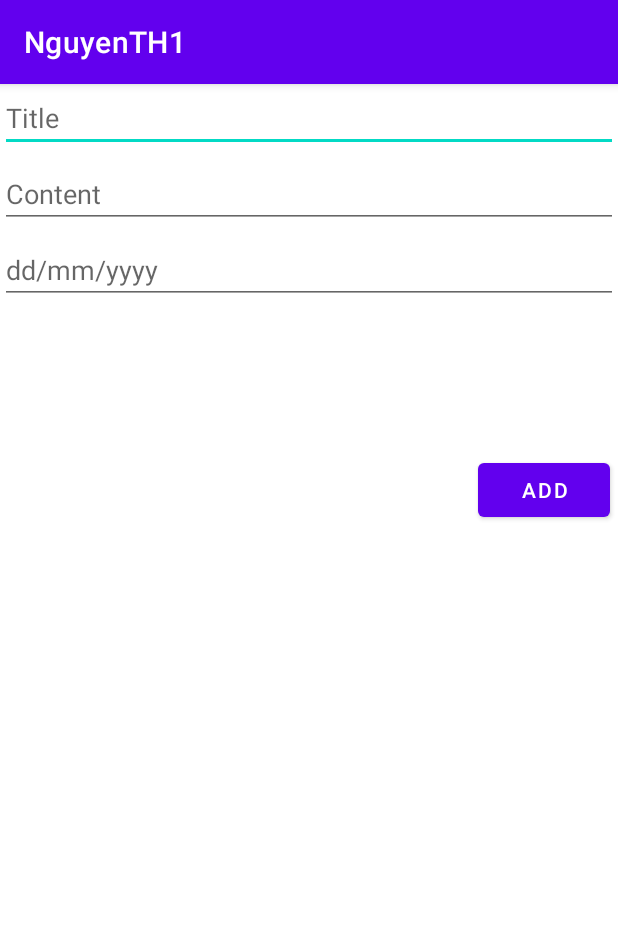
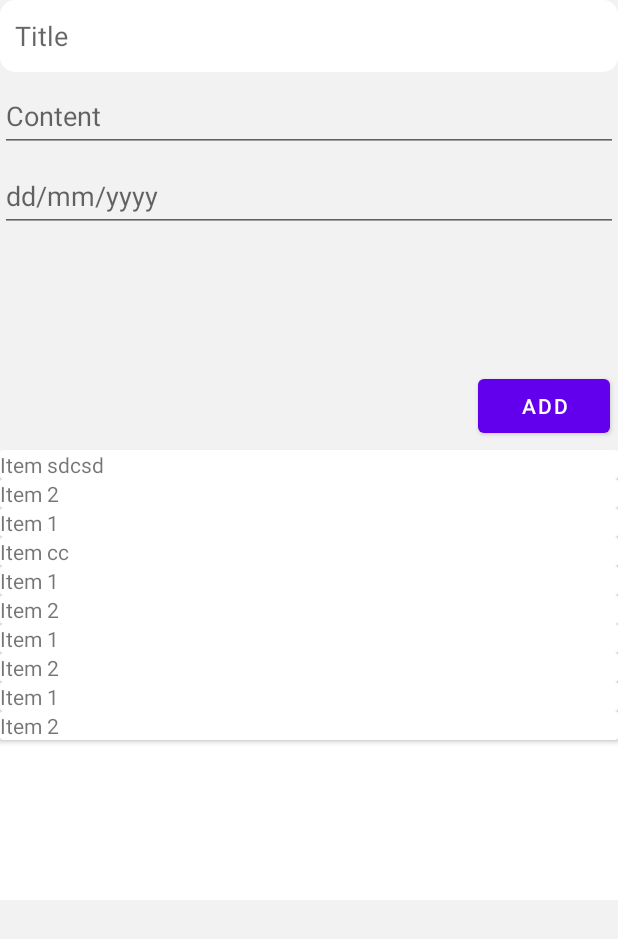
Before and after one commit to npv2k1/PTIT-Android, an Android app: the screen it shows after launch (MainActivity), on a phone screen of 412 x 824 dp. Shown: the top 939 px of the screen. Run offline under Robolectric (Android 15) with nearby library versions, the phone set to English and light mode, and no system bars.

Commit message:
Add list view

```diff
--- a/app/src/main/java/com/example/nguyenth1/MainActivity.java
+++ b/app/src/main/java/com/example/nguyenth1/MainActivity.java
@@ -1,14 +1,61 @@
 package com.example.nguyenth1;
 
 import androidx.appcompat.app.AppCompatActivity;
+import androidx.recyclerview.widget.LinearLayoutManager;
+import androidx.recyclerview.widget.RecyclerView;
 
 import android.os.Bundle;
+import android.view.Window;
+
+import com.example.nguyenth1.model.Item;
+import com.example.nguyenth1.model.ItemAdapter;
+
+import java.util.ArrayList;
+import java.util.List;
 
 public class MainActivity extends AppCompatActivity {
+
+
+    private RecyclerView rvItem;
+    private ItemAdapter itemAdapter;
 
     @Override
     protected void onCreate(Bundle savedInstanceState) {
         super.onCreate(savedInstanceState);
         setContentView(R.layout.activity_main);
+
+        // hide action bar
+        getSupportActionBar().hide();
+
+        // init view
+        initView();
+    }
+
+    private void initView() {
+        // mapping
+        rvItem = findViewById(R.id.rvItem);
+
+        itemAdapter = new ItemAdapter(this);
+
+        List<Item> items = new ArrayList<>();
+        items.add(new Item("Item sdcsd"));
+        items.add(new Item("Item 2"));
+        items.add(new Item("Item 1"));
+        items.add(new Item("Item cc"));
+        items.add(new Item("Item 1"));
+        items.add(new Item("Item 2"));
+        items.add(new Item("Item 1"));
+        items.add(new Item("Item 2"));
+        items.add(new Item("Item 1"));
+        items.add(new Item("Item 2"));
+
+        createAdapter(itemAdapter, items);
+    }
+
+    private void createAdapter (ItemAdapter adapter, List<Item> items) {
+        adapter.setItems(items);
+        rvItem.setLayoutManager(new LinearLayoutManager(this, RecyclerView.VERTICAL, false));
+        rvItem.setAdapter(adapter);
+        adapter.notifyDataSetChanged();
     }
 }
--- /dev/null
+++ b/app/src/main/java/com/example/nguyenth1/model/Item.java
@@ -0,0 +1,20 @@
+package com.example.nguyenth1.model;
+
+public class Item {
+    private String title;
+
+    public Item() {
+    }
+
+    public Item(String title) {
+        this.title = title;
+    }
+
+    public String getTitle() {
+        return title;
+    }
+
+    public void setTitle(String title) {
+        this.title = title;
+    }
+}
--- /dev/null
+++ b/app/src/main/java/com/example/nguyenth1/model/ItemAdapter.java
@@ -0,0 +1,77 @@
+package com.example.nguyenth1.model;
+
+import android.content.Context;
+import android.view.LayoutInflater;
+import android.view.View;
+import android.view.ViewGroup;
+import android.widget.TextView;
+
+import androidx.annotation.NonNull;
+import androidx.recyclerview.widget.RecyclerView;
+
+import com.example.nguyenth1.R;
+
+import java.util.ArrayList;
+import java.util.List;
+
+public class ItemAdapter extends RecyclerView.Adapter<ItemAdapter.MyViewHolder>{
+
+    private List<Item> items;
+
+    private Context context;
+    public ItemAdapter(Context context) {
+        items = new ArrayList<>();
+        items.add(new Item("Item sdcsd"));
+        items.add(new Item("Item 2"));
+        items.add(new Item("Item 1"));
+        items.add(new Item("Item cc"));
+        items.add(new Item("Item 1"));
+        items.add(new Item("Item 2"));
+        items.add(new Item("Item 1"));
+        items.add(new Item("Item 2"));
+        items.add(new Item("Item 1"));
+        items.add(new Item("Item 2"));
+        this.context = context;
+    }
+
+    // Create new views (invoked by the layout manager)
+    @NonNull
+    @Override
+    public MyViewHolder onCreateViewHolder(@NonNull ViewGroup parent, int viewType) {
+        View itemView = LayoutInflater.from(parent.getContext()).inflate(R.layout.item, parent, false);
+        return new MyViewHolder(itemView);
+    }
+
+    // Replace the contents of a view (invoked by the layout manager)
+    @Override
+    public void onBindViewHolder(@NonNull MyViewHolder holder, int position) {
+        Item item = items.get(position);
+        if (item == null) return;
+        holder.tvTitle.setText(item.getTitle());
+    }
+
+    // Return the size of your dataset (invoked by the layout manager)
+    @Override
+    public int getItemCount() {
+        return items==null?0:items.size();
+    }
+
+    // Define the view holder
+    public class MyViewHolder extends RecyclerView.ViewHolder {
+
+        private TextView tvTitle;
+
+        public MyViewHolder(@NonNull View itemView) {
+            super(itemView);
+            tvTitle = itemView.findViewById(R.id.tvTitile);
+        }
+    }
+
+    public List<Item> getItems() {
+        return items;
+    }
+
+    public void setItems(List<Item> items) {
+        this.items = items;
+    }
+}
--- /dev/null
+++ b/app/src/main/res/drawable/custom_edit_text.xml
@@ -0,0 +1,17 @@
+<?xml version="1.0" encoding="utf-8"?>
+<shape xmlns:android="http://schemas.android.com/apk/res/android">
+    <padding
+        android:bottom="10dp"
+        android:left="10dp"
+        android:right="10dp"
+        android:top="10dp" />
+
+    <solid android:color="#FFFFFF" />
+
+    <corners
+        android:bottomLeftRadius="10dp"
+        android:bottomRightRadius="10dp"
+        android:topLeftRadius="10dp"
+        android:topRightRadius="10dp" />
+
+</shape>
--- a/app/src/main/res/layout/activity_main.xml
+++ b/app/src/main/res/layout/activity_main.xml
@@ -4,9 +4,12 @@
     xmlns:tools="http://schemas.android.com/tools"
     android:layout_width="match_parent"
     android:layout_height="match_parent"
-    tools:context=".MainActivity">
+    tools:context=".MainActivity"
+    android:background="#f2f2f2"
+    >
 
     <androidx.constraintlayout.widget.ConstraintLayout
+        android:id="@+id/constraintLayout"
         android:layout_width="match_parent"
         android:layout_height="300dp"
         app:layout_constraintEnd_toEndOf="parent"
@@ -17,9 +20,11 @@
             android:id="@+id/etTitle"
             android:layout_width="match_parent"
             android:layout_height="wrap_content"
+            android:background="@drawable/custom_edit_text"
             android:ems="10"
+            android:hint="Title"
             android:inputType="textPersonName"
-            android:hint="Title"
+            android:minHeight="48dp"
             app:layout_constraintEnd_toEndOf="parent"
             app:layout_constraintStart_toStartOf="parent"
             app:layout_constraintTop_toTopOf="parent" />
@@ -30,8 +35,9 @@
             android:layout_height="wrap_content"
             android:layout_marginTop="5dp"
             android:ems="10"
+            android:hint="Content"
             android:inputType="textPersonName"
-            android:hint="Content"
+            android:minHeight="48dp"
             app:layout_constraintEnd_toEndOf="parent"
             app:layout_constraintStart_toStartOf="parent"
             app:layout_constraintTop_toBottomOf="@+id/etTitle" />
@@ -42,8 +48,9 @@
             android:layout_height="wrap_content"
             android:layout_marginTop="5dp"
             android:ems="10"
+            android:hint="dd/mm/yyyy"
             android:inputType="date"
-            android:hint="dd/mm/yyyy"
+            android:minHeight="48dp"
             app:layout_constraintEnd_toEndOf="parent"
             app:layout_constraintStart_toStartOf="parent"
             app:layout_constraintTop_toBottomOf="@+id/etContent" />
@@ -58,4 +65,18 @@
             app:layout_constraintBottom_toBottomOf="parent"
             app:layout_constraintEnd_toEndOf="parent" />
     </androidx.constraintlayout.widget.ConstraintLayout>
+
+    <androidx.recyclerview.widget.RecyclerView
+        android:background="@color/white"
+        android:id="@+id/rvItem"
+        android:layout_width="match_parent"
+        android:layout_height="300dp"
+        app:layout_constraintBottom_toBottomOf="parent"
+        app:layout_constraintEnd_toEndOf="parent"
+        app:layout_constraintHorizontal_bias="0.0"
+        app:layout_constraintStart_toStartOf="parent"
+        app:layout_constraintTop_toBottomOf="@+id/constraintLayout"
+        app:layout_constraintVertical_bias="0.0" />
+
+
 </androidx.constraintlayout.widget.ConstraintLayout>
--- /dev/null
+++ b/app/src/main/res/layout/item.xml
@@ -0,0 +1,21 @@
+<?xml version="1.0" encoding="utf-8"?>
+<androidx.cardview.widget.CardView xmlns:android="http://schemas.android.com/apk/res/android"
+    xmlns:app="http://schemas.android.com/apk/res-auto"
+    xmlns:tools="http://schemas.android.com/tools"
+    android:layout_width="match_parent"
+    android:layout_height="wrap_content">
+
+    <LinearLayout
+        android:weightSum="10"
+        android:layout_width="match_parent"
+        android:layout_height="wrap_content">
+        <TextView
+            android:id="@+id/tvTitile"
+            android:layout_width="match_parent"
+            android:layout_height="wrap_content"
+            android:text="TextView"
+            app:layout_constraintStart_toStartOf="parent"
+            app:layout_constraintTop_toTopOf="parent" />
+    </LinearLayout>
+
+</androidx.cardview.widget.CardView>
```
